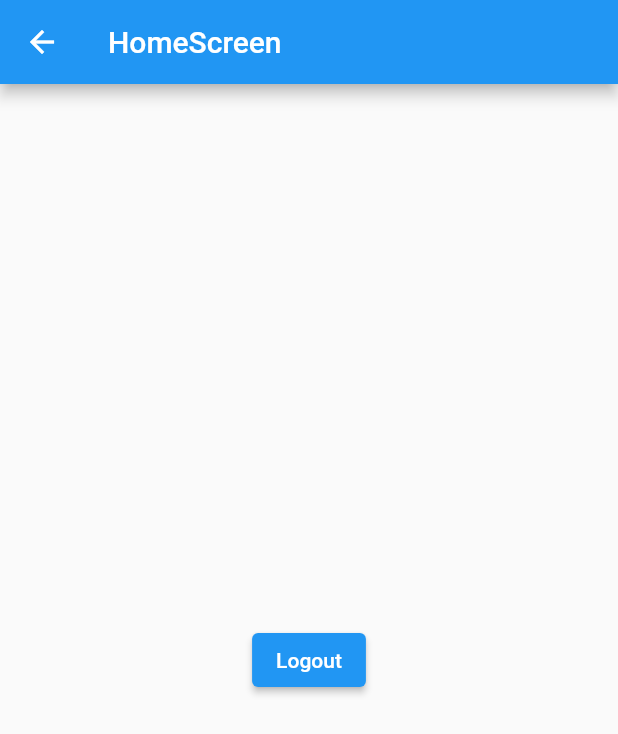
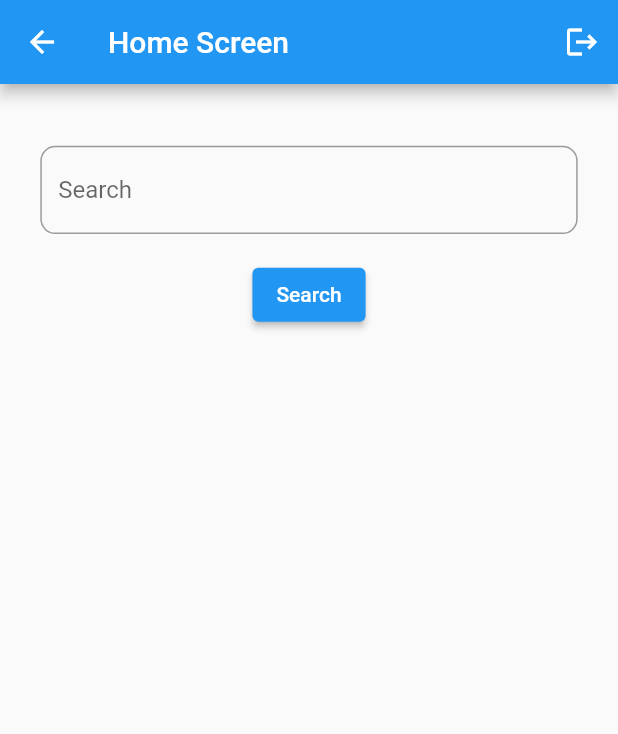
Before and after one commit to ardekarsanket/X-Chat, a Flutter app: the HomeScreen screen opened directly, on a phone screen of 412 x 824 dp. Shown: the top 734 px of the screen. Run offline on Flutter 3.47's test engine with Material 2 defaults, Android fonts, the phone set to English and light mode, and no system bars; our stand-ins replace cloud_firestore, firebase_auth, firebase_core, firebase_storage, image_picker; accounts and stored records are empty.

Commit message:
Added one to one chat functionaltity

```diff
--- a/lib/screens/home_screen.dart
+++ b/lib/screens/home_screen.dart
@@ -1,19 +1,157 @@
 import 'package:flutter/material.dart';
+import 'package:firebase_auth/firebase_auth.dart';
+import 'package:cloud_firestore/cloud_firestore.dart';
 import '../authentication/authentication_functions.dart';
+import './chat_screen.dart';
 
-class HomeScreen extends StatelessWidget {
+class HomeScreen extends StatefulWidget {
+  @override
+  _HomeScreenState createState() => _HomeScreenState();
+}
+
+class _HomeScreenState extends State<HomeScreen> with WidgetsBindingObserver {
+  Map<String, dynamic>? userMap;
+  bool isLoading = false;
+  final TextEditingController _search = TextEditingController();
+  final FirebaseAuth _auth = FirebaseAuth.instance;
+  final FirebaseFirestore _firestore = FirebaseFirestore.instance;
+
+  @override
+  void initState() {
+    super.initState();
+    WidgetsBinding.instance!.addObserver(this);
+    setStatus("Online");
+  }
+
+  void setStatus(String status) async {
+    await _firestore.collection('users').doc(_auth.currentUser!.uid).update({
+      "status": status,
+    });
+  }
+
+  @override
+  void didChangeAppLifecycleState(AppLifecycleState state) {
+    if (state == AppLifecycleState.resumed) {
+      // online
+      setStatus("Online");
+    } else {
+      // offline
+      setStatus("Offline");
+    }
+  }
+
+  String chatRoomId(String user1, String user2) {
+    if (user1[0].toLowerCase().codeUnits[0] >
+        user2.toLowerCase().codeUnits[0]) {
+      return "$user1$user2";
+    } else {
+      return "$user2$user1";
+    }
+  }
+
+  void onSearch() async {
+    FirebaseFirestore _firestore = FirebaseFirestore.instance;
+
+    setState(() {
+      isLoading = true;
+    });
+
+    await _firestore
+        .collection('users')
+        .where("email", isEqualTo: _search.text)
+        .get()
+        .then((value) {
+      setState(() {
+        userMap = value.docs[0].data();
+        isLoading = false;
+      });
+      print(userMap);
+    });
+  }
+
   @override
   Widget build(BuildContext context) {
+    final size = MediaQuery.of(context).size;
+
     return Scaffold(
       appBar: AppBar(
-        title: Text('HomeScreen'),
+        title: Text("Home Screen"),
+        actions: [
+          IconButton(icon: Icon(Icons.logout), onPressed: () => logOut(context))
+        ],
       ),
-      body: Center(
-        child: ElevatedButton(
-          child: Text('Logout'),
-          onPressed: () => logOut(context),
-        ),
-      ),
+      body: isLoading
+          ? Center(
+              child: Container(
+                height: size.height / 20,
+                width: size.height / 20,
+                child: CircularProgressIndicator(),
+              ),
+            )
+          : Column(
+              children: [
+                SizedBox(
+                  height: size.height / 20,
+                ),
+                Container(
+                  height: size.height / 14,
+                  width: size.width,
+                  alignment: Alignment.center,
+                  child: Container(
+                    height: size.height / 14,
+                    width: size.width / 1.15,
+                    child: TextField(
+                      controller: _search,
+                      decoration: InputDecoration(
+                        hintText: "Search",
+                        border: OutlineInputBorder(
+                          borderRadius: BorderRadius.circular(10),
+                        ),
+                      ),
+                    ),
+                  ),
+                ),
+                SizedBox(
+                  height: size.height / 50,
+                ),
+                ElevatedButton(
+                  onPressed: onSearch,
+                  child: Text("Search"),
+                ),
+                SizedBox(
+                  height: size.height / 30,
+                ),
+                userMap != null
+                    ? ListTile(
+                        onTap: () {
+                          String roomId = chatRoomId(
+                              _auth.currentUser!.displayName!,
+                              userMap!['name']);
+
+                          Navigator.of(context).push(
+                            MaterialPageRoute(
+                              builder: (_) => ChatRoom(
+                                chatRoomId: roomId,
+                                userMap: userMap!,
+                              ),
+                            ),
+                          );
+                        },
+                        leading: Icon(Icons.account_box, color: Colors.black),
+                        title: Text(
+                          userMap!['name'],
+                          style: TextStyle(
+                            color: Colors.black,
+                            fontSize: 17,
+                            fontWeight: FontWeight.w500,
+                          ),
+                        ),
+                        subtitle: Text(userMap!['email']),
+                        trailing: Icon(Icons.chat, color: Colors.black),
+                      )
+                    : Container(),
+              ],
+            ),
     );
   }
 }
--- a/pubspec.yaml
+++ b/pubspec.yaml
@@ -37,6 +37,9 @@ dependencies:
   firebase_auth: ^3.2.0
   firebase_core: ^1.10.0
   cloud_firestore: ^3.1.0
+  firebase_storage: ^10.1.0
+  image_picker: ^0.8.4+4
+  uuid: ^3.0.5
 
 dev_dependencies:
   flutter_test:
```
Also changed, not shown: lib/screens/chat_screen.dart (added, +268 -0 lines), pubspec.lock.
